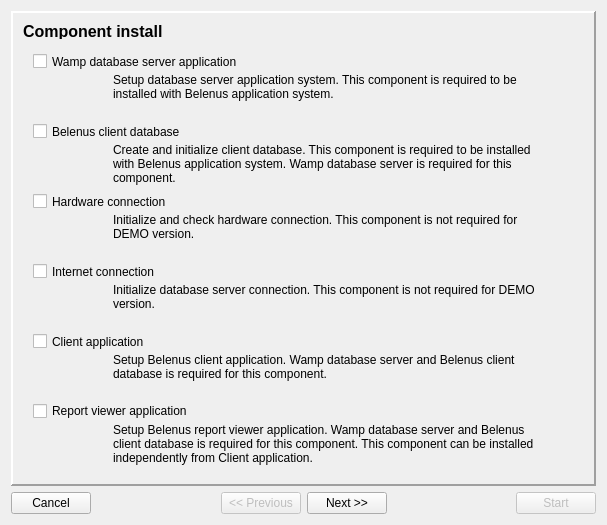
Above: install/dlgMain.ui from tbikfalvi/Belenus before the change. Below: the same form after it.
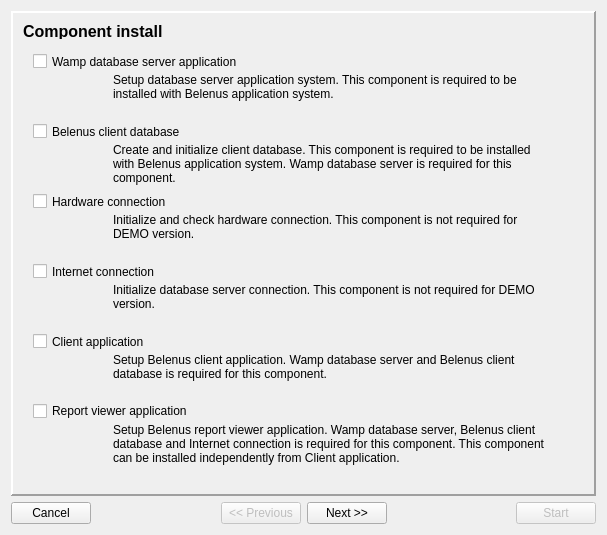
That is the form after the change. The open tabs and pages were chosen to show the change. Icons and pictures are not drawn.

What changed in the file:
```diff
--- a/install/dlgMain.ui
+++ b/install/dlgMain.ui
@@ -7,7 +7,7 @@
     <x>0</x>
     <y>0</y>
     <width>607</width>
-    <height>525</height>
+    <height>535</height>
    </rect>
   </property>
   <property name="sizePolicy">
@@ -19,7 +19,7 @@
   <property name="minimumSize">
    <size>
     <width>607</width>
-    <height>455</height>
+    <height>535</height>
    </size>
   </property>
   <property name="maximumSize">
@@ -629,7 +629,7 @@
         </rect>
        </property>
        <property name="text">
-        <string>Setup Belenus report viewer application. Wamp database server and Belenus client database is required for this component. This component can be installed independently from Client application.</string>
+        <string>Setup Belenus report viewer application. Wamp database server, Belenus client database and Internet connection is required for this component. This component can be installed independently from Client application.</string>
        </property>
        <property name="alignment">
         <set>Qt::AlignLeading|Qt::AlignLeft|Qt::AlignTop</set>
```
Left out of the diff: 23 changed lines with no effect on the pictures.
